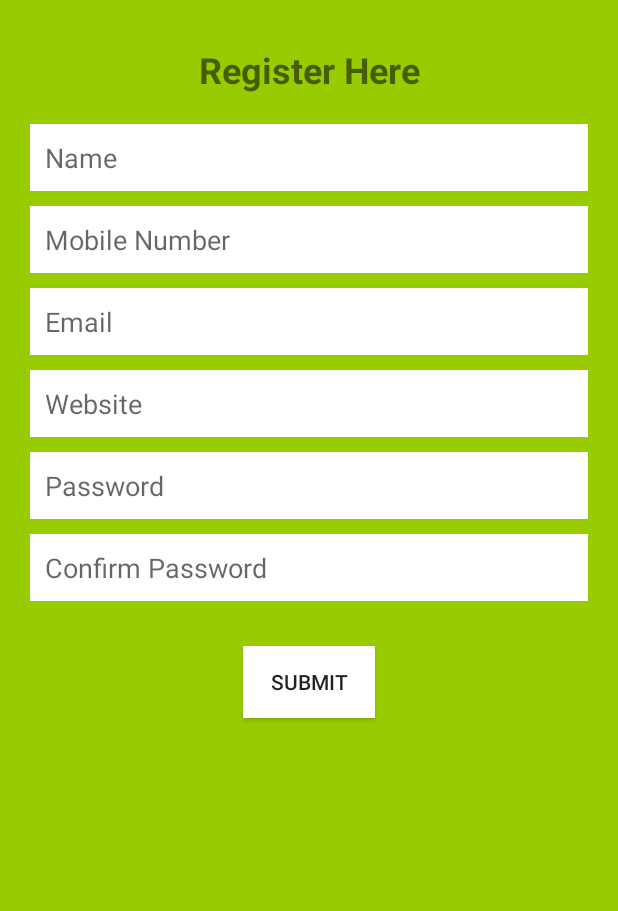
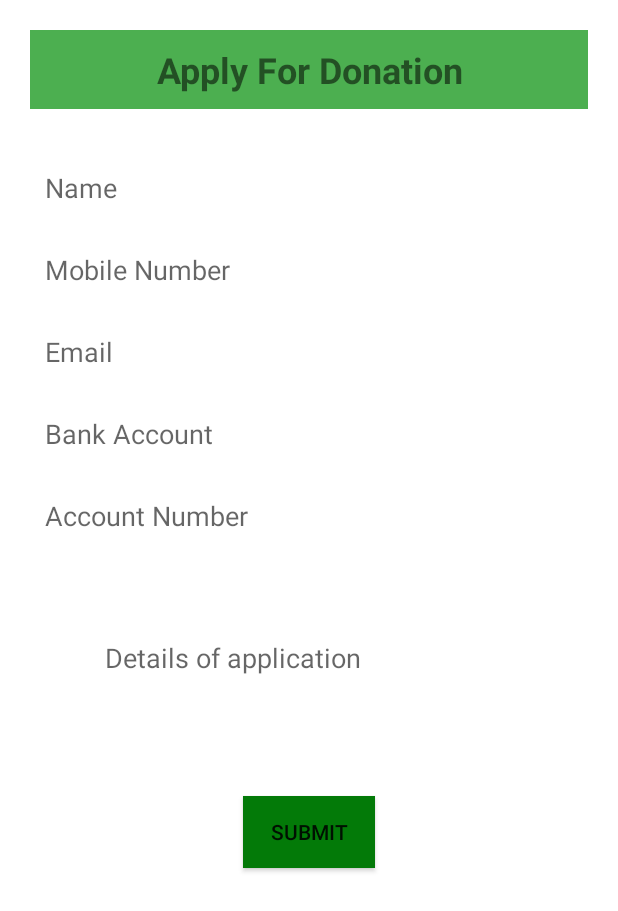
Before and after one commit to 406X/MySedekah, an Android app: the layout donate_application_form.xml on its own in the app's theme, with its tools: preview values and no code run, on a phone screen of 412 x 824 dp. Shown: the top 911 px of the screen. Run offline under Robolectric (Android 15) with nearby library versions, the phone set to English and light mode, and no system bars.

Commit message:
update register and donate form

```diff
--- a/app/src/main/java/fsktm/um/edu/my/mysedekah/RegisterUser.java
+++ b/app/src/main/java/fsktm/um/edu/my/mysedekah/RegisterUser.java
@@ -7,14 +7,11 @@ import android.widget.Button;
 import android.widget.EditText;
 import android.widget.TextView;
 import android.widget.Toast;
-
 import androidx.annotation.Nullable;
 import androidx.appcompat.app.AppCompatActivity;
-
 import com.basgeekball.awesomevalidation.AwesomeValidation;
 import com.basgeekball.awesomevalidation.ValidationStyle;
 import com.basgeekball.awesomevalidation.utility.RegexTemplate;
-
 import java.util.regex.Pattern;
 
 public class RegisterUser extends AppCompatActivity {
@@ -35,7 +32,7 @@ public class RegisterUser extends AppCompatActivity {
         etName = findViewById(R.id.et_name);
         etMobile = findViewById(R.id.et_mobile);
         etEmail = findViewById(R.id.et_email);
-        etWebsite = findViewById(R.id.et_website);
+//        etWebsite = findViewById(R.id.et_website);
         etPassword = findViewById(R.id.et_password);
         etConfirmPassword = findViewById(R.id.et_confirm_password);
         btSubmit = findViewById(R.id.bt_submit);
--- a/app/src/main/res/layout/donate_application_form.xml
+++ b/app/src/main/res/layout/donate_application_form.xml
@@ -6,26 +6,28 @@
     xmlns:tools="http://schemas.android.com/tools"
     android:orientation="vertical"
     android:padding="20dp"
-    android:background="@android:color/holo_green_light"
+    android:background="@android:color/white"
     tools:context=".DonateApplicationForm">
 
     <TextView
-        android:id="@+id/reg_title"
+        android:id="@+id/apply_title"
         android:layout_width="match_parent"
         android:layout_height="wrap_content"
         android:layout_gravity="center"
         android:fontFamily="sans-serif"
         android:padding="10dp"
-        android:text="Register Here"
+        android:layout_marginBottom="20dp"
+        android:text="Apply For Donation"
         android:textAlignment="center"
         android:textSize="24dp"
-        android:textStyle="bold" />
+        android:textStyle="bold"
+        android:background="#4CAF50"/>
 
 
     <EditText
         android:layout_width="match_parent"
         android:layout_height="wrap_content"
-        android:id="@+id/et_name"
+        android:id="@+id/apply_name"
         android:hint="Name"
         android:padding="10dp"
         android:inputType="textPersonName"
@@ -35,7 +37,7 @@
     <EditText
         android:layout_width="match_parent"
         android:layout_height="wrap_content"
-        android:id="@+id/et_mobile"
+        android:id="@+id/apply_mobile"
         android:hint="Mobile Number"
         android:padding="10dp"
         android:inputType="phone"
@@ -46,7 +48,7 @@
     <EditText
         android:layout_width="match_parent"
         android:layout_height="wrap_content"
-        android:id="@+id/et_email"
+        android:id="@+id/apply_email"
         android:hint="Email"
         android:padding="10dp"
         android:inputType="textEmailAddress"
@@ -56,41 +58,43 @@
     <EditText
         android:layout_width="match_parent"
         android:layout_height="wrap_content"
-        android:id="@+id/et_website"
-        android:hint="Website"
+        android:id="@+id/apply_bank"
+        android:hint="Bank Account"
         android:padding="10dp"
-        android:inputType="textUri"
+        android:inputType="text"
         android:layout_marginTop="10dp"
         android:background="@android:color/white"/>
 
     <EditText
         android:layout_width="match_parent"
         android:layout_height="wrap_content"
-        android:id="@+id/et_password"
-        android:hint="Password"
+        android:id="@+id/apply_accountNum"
+        android:hint="Account Number"
         android:padding="10dp"
-        android:inputType="textPassword"
+        android:inputType="number"
+        android:maxLength="10"
         android:layout_marginTop="10dp"
         android:background="@android:color/white"/>
 
     <EditText
         android:layout_width="match_parent"
         android:layout_height="wrap_content"
-        android:id="@+id/et_confirm_password"
-        android:hint="Confirm Password"
-        android:padding="10dp"
-        android:inputType="textPassword"
+        android:id="@+id/apply_details"
+        android:hint="Details of application"
+        android:padding="50dp"
+        android:inputType="textLongMessage"
         android:layout_marginTop="10dp"
         android:background="@android:color/white"/>
+
 
     <Button
         android:layout_width="wrap_content"
         android:layout_height="wrap_content"
-        android:id="@+id/bt_submit"
+        android:id="@+id/apply_submit"
         android:text="submit"
         android:layout_gravity="center"
         android:layout_marginTop="30dp"
-        android:background="@android:color/white"/>
+        android:background="#037A08"/>
 
 
 </LinearLayout>
--- a/app/src/main/res/values/strings.xml
+++ b/app/src/main/res/values/strings.xml
@@ -24,4 +24,6 @@
     <string name="invalid_mobile">Please Enter a Valid Number</string>
     <string name="invalid_email">Please Enter a Valid Email</string>
     <string name="invalid_confirm_password">Password does not match</string>
+    <string name="invalid_bank">Please Enter a Valid Bank</string>
+    <string name="invalid_accountNumber">Please Enter a Valid Account Number</string>
 </resources>
```
Also changed, not shown: app/src/main/java/fsktm/um/edu/my/mysedekah/DonateApplicationForm.java (added, +83 -0 lines), app/src/main/res/layout/register.xml (+16 -12 lines).
